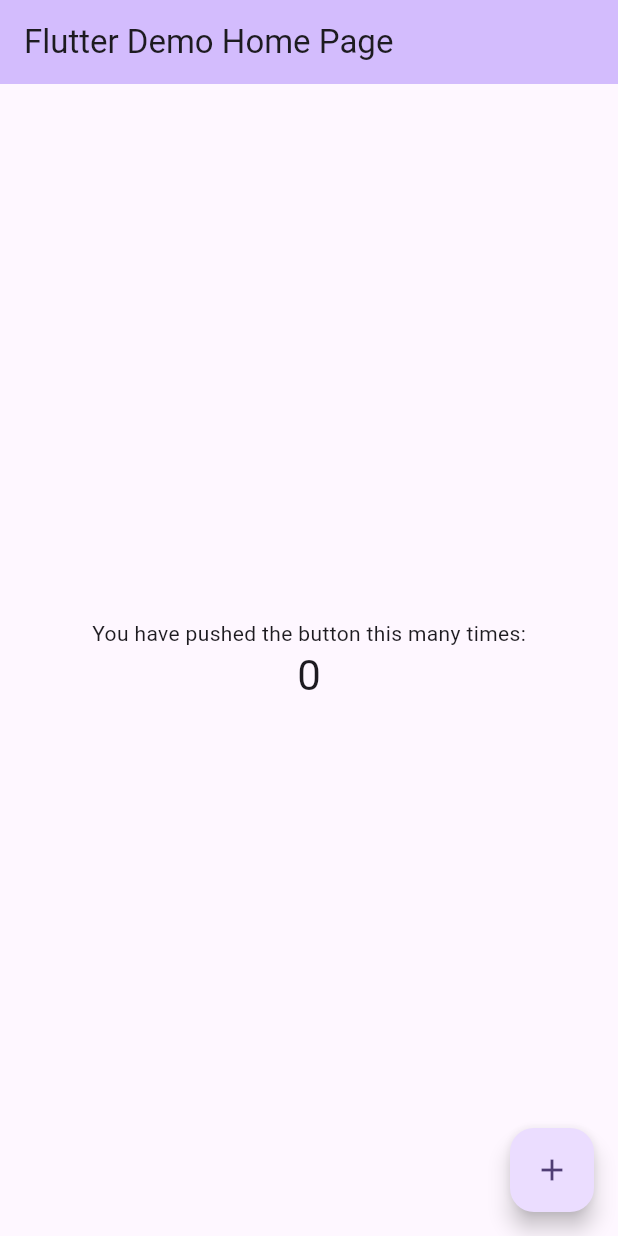
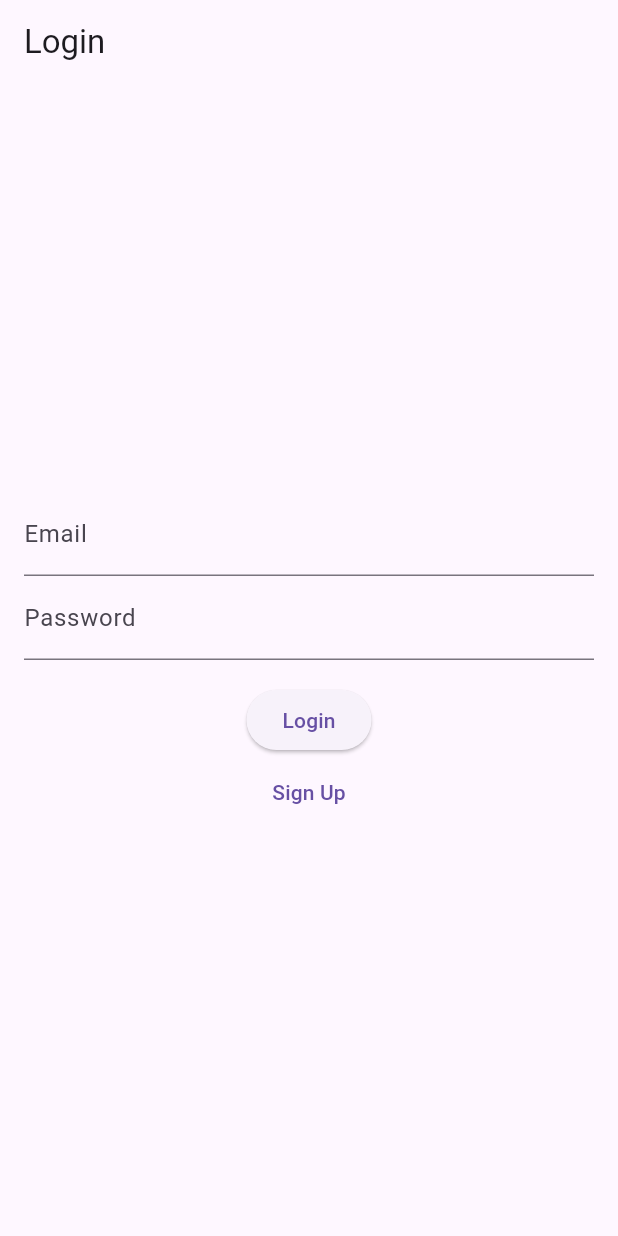
Before and after one commit to Jashemaits/chat_app, a Flutter app: the screen it shows after launch, on a phone screen of 412 x 824 dp. Run offline on Flutter 3.47's test engine with Material 3 defaults, Android fonts, the phone set to English and light mode, and no system bars; our stand-ins replace firebase_auth, firebase_core, flutter_bloc, freezed_annotation; accounts and stored records are empty.

```diff
--- /dev/null
+++ b/lib/auth/application/auth_event.dart
@@ -0,0 +1,17 @@
+part of 'auth_bloc.dart';
+
+@freezed
+class AuthEvent with _$AuthEvent {
+  const factory AuthEvent.checkAuth() = CheckAuthEvent;
+  const factory AuthEvent.signInWithEmailAndPassword({
+    required String email,
+    required String password,
+  }) = SignInWithEmailAndPassword;
+
+  const factory AuthEvent.signUpWithEmailAndPassword({
+    required String email,
+    required String password,
+  }) = SignUpWithEmailAndPassword;
+
+  const factory AuthEvent.signOut() = SignOut;
+}
--- /dev/null
+++ b/lib/auth/application/auth_state.dart
@@ -0,0 +1,10 @@
+part of 'auth_bloc.dart';
+
+@freezed
+class AuthState with _$AuthState {
+  const factory AuthState.initial() = _Initial;
+  const factory AuthState.loading() = _Loading;
+  const factory AuthState.authenticated(UserModel user) = _Authenticated;
+  const factory AuthState.unauthenticated() = _Unauthenticated;
+  const factory AuthState.error(String message) = _Error;
+}
--- /dev/null
+++ b/lib/auth/presentation/login_page.dart
@@ -0,0 +1,84 @@
+import 'package:chat_app/auth/application/auth_bloc.dart';
+import 'package:chat_app/room/presentation/room_list_page.dart';
+import 'package:flutter/material.dart';
+import 'package:flutter_bloc/flutter_bloc.dart';
+
+class LoginPage extends StatelessWidget {
+  final TextEditingController _emailController = TextEditingController();
+  final TextEditingController _passwordController = TextEditingController();
+
+  LoginPage({super.key});
+  @override
+  Widget build(BuildContext context) {
+    return Scaffold(
+      appBar: AppBar(title: const Text('Login')),
+      body: BlocConsumer<AuthBloc, AuthState>(
+        listener: (context, state) {
+          state.whenOrNull(
+            authenticated: (_) {
+              // Navigate to home page
+              Navigator.pushReplacement(
+                context,
+                MaterialPageRoute(builder: (context) => RoomListPage()),
+              );
+            },
+            error: (message) {
+              ScaffoldMessenger.of(context).showSnackBar(
+                SnackBar(content: Text(message)),
+              );
+            },
+          );
+        },
+        builder: (context, state) {
+          return Padding(
+            padding: const EdgeInsets.all(16.0),
+            child: Column(
+              mainAxisAlignment: MainAxisAlignment.center,
+              children: [
+                TextField(
+                  controller: _emailController,
+                  decoration: const InputDecoration(labelText: 'Email'),
+                ),
+                TextField(
+                  controller: _passwordController,
+                  decoration: const InputDecoration(labelText: 'Password'),
+                  obscureText: true,
+                ),
+                const SizedBox(height: 16),
+                state.maybeWhen(
+                  loading: () => const CircularProgressIndicator(),
+                  orElse: () => Column(
+                    children: [
+                      ElevatedButton(
+                        onPressed: () {
+                          context.read<AuthBloc>().add(
+                                AuthEvent.signInWithEmailAndPassword(
+                                  email: _emailController.text,
+                                  password: _passwordController.text,
+                                ),
+                              );
+                        },
+                        child: const Text('Login'),
+                      ),
+                      TextButton(
+                        onPressed: () {
+                          context.read<AuthBloc>().add(
+                                AuthEvent.signUpWithEmailAndPassword(
+                                  email: _emailController.text,
+                                  password: _passwordController.text,
+                                ),
+                              );
+                        },
+                        child: const Text('Sign Up'),
+                      ),
+                    ],
+                  ),
+                ),
+              ],
+            ),
+          );
+        },
+      ),
+    );
+  }
+}
--- /dev/null
+++ b/lib/core/models/user_model.dart
@@ -0,0 +1,16 @@
+import 'package:freezed_annotation/freezed_annotation.dart';
+
+part 'user_model.freezed.dart';
+part 'user_model.g.dart';
+
+@freezed
+class UserModel with _$UserModel {
+  factory UserModel({
+    required String id,
+    required String email,
+    String? displayName,
+  }) = _UserModel;
+
+  factory UserModel.fromJson(Map<String, dynamic> json) =>
+      _$UserModelFromJson(json);
+}
--- /dev/null
+++ b/lib/core/presentation/app_widget.dart
@@ -0,0 +1,22 @@
+import 'package:chat_app/auth/application/auth_bloc.dart';
+import 'package:chat_app/splash/presentation/splash_page.dart';
+import 'package:firebase_auth/firebase_auth.dart';
+import 'package:flutter/material.dart';
+import 'package:flutter_bloc/flutter_bloc.dart';
+
+class AppWidget extends StatelessWidget {
+  const AppWidget({super.key});
+
+  @override
+  Widget build(BuildContext context) {
+    return BlocProvider(
+      create: (context) =>
+          AuthBloc(FirebaseAuth.instance)..add(const AuthEvent.checkAuth()),
+      child: MaterialApp(
+        title: 'Chat App',
+        theme: ThemeData(primarySwatch: Colors.blue),
+        home: SplashPage(),
+      ),
+    );
+  }
+}
--- a/lib/main.dart
+++ b/lib/main.dart
@@ -1,125 +1,12 @@
+import 'package:chat_app/core/presentation/app_widget.dart';
+import 'package:chat_app/firebase_options.dart';
+import 'package:firebase_core/firebase_core.dart';
 import 'package:flutter/material.dart';
 
-void main() {
-  runApp(const MyApp());
+void main() async {
+  WidgetsFlutterBinding.ensureInitialized();
+  await Firebase.initializeApp(
+    options: DefaultFirebaseOptions.currentPlatform,
+  );
+  runApp(const AppWidget());
 }
-
-class MyApp extends StatelessWidget {
-  const MyApp({super.key});
-
-  // This widget is the root of your application.
-  @override
-  Widget build(BuildContext context) {
-    return MaterialApp(
-      title: 'Flutter Demo',
-      theme: ThemeData(
-        // This is the theme of your application.
-        //
-        // TRY THIS: Try running your application with "flutter run". You'll see
-        // the application has a purple toolbar. Then, without quitting the app,
-        // try changing the seedColor in the colorScheme below to Colors.green
-        // and then invoke "hot reload" (save your changes or press the "hot
-        // reload" button in a Flutter-supported IDE, or press "r" if you used
-        // the command line to start the app).
-        //
-        // Notice that the counter didn't reset back to zero; the application
-        // state is not lost during the reload. To reset the state, use hot
-        // restart instead.
-        //
-        // This works for code too, not just values: Most code changes can be
-        // tested with just a hot reload.
-        colorScheme: ColorScheme.fromSeed(seedColor: Colors.deepPurple),
-        useMaterial3: true,
-      ),
-      home: const MyHomePage(title: 'Flutter Demo Home Page'),
-    );
-  }
-}
-
-class MyHomePage extends StatefulWidget {
-  const MyHomePage({super.key, required this.title});
-
-  // This widget is the home page of your application. It is stateful, meaning
-  // that it has a State object (defined below) that contains fields that affect
-  // how it looks.
-
-  // This class is the configuration for the state. It holds the values (in this
-  // case the title) provided by the parent (in this case the App widget) and
-  // used by the build method of the State. Fields in a Widget subclass are
-  // always marked "final".
-
-  final String title;
-
-  @override
-  State<MyHomePage> createState() => _MyHomePageState();
-}
-
-class _MyHomePageState extends State<MyHomePage> {
-  int _counter = 0;
-
-  void _incrementCounter() {
-    setState(() {
-      // This call to setState tells the Flutter framework that something has
-      // changed in this State, which causes it to rerun the build method below
-      // so that the display can reflect the updated values. If we changed
-      // _counter without calling setState(), then the build method would not be
-      // called again, and so nothing would appear to happen.
-      _counter++;
-    });
-  }
-
-  @override
-  Widget build(BuildContext context) {
-    // This method is rerun every time setState is called, for instance as done
-    // by the _incrementCounter method above.
-    //
-    // The Flutter framework has been optimized to make rerunning build methods
-    // fast, so that you can just rebuild anything that needs updating rather
-    // than having to individually change instances of widgets.
-    return Scaffold(
-      appBar: AppBar(
-        // TRY THIS: Try changing the color here to a specific color (to
-        // Colors.amber, perhaps?) and trigger a hot reload to see the AppBar
-        // change color while the other colors stay the same.
-        backgroundColor: Theme.of(context).colorScheme.inversePrimary,
-        // Here we take the value from the MyHomePage object that was created by
-        // the App.build method, and use it to set our appbar title.
-        title: Text(widget.title),
-      ),
-      body: Center(
-        // Center is a layout widget. It takes a single child and positions it
-        // in the middle of the parent.
-        child: Column(
-          // Column is also a layout widget. It takes a list of children and
-          // arranges them vertically. By default, it sizes itself to fit its
-          // children horizontally, and tries to be as tall as its parent.
-          //
-          // Column has various properties to control how it sizes itself and
-          // how it positions its children. Here we use mainAxisAlignment to
-          // center the children vertically; the main axis here is the vertical
-          // axis because Columns are vertical (the cross axis would be
-          // horizontal).
-          //
-          // TRY THIS: Invoke "debug painting" (choose the "Toggle Debug Paint"
-          // action in the IDE, or press "p" in the console), to see the
-          // wireframe for each widget.
-          mainAxisAlignment: MainAxisAlignment.center,
-          children: <Widget>[
-            const Text(
-              'You have pushed the button this many times:',
-            ),
-            Text(
-              '$_counter',
-              style: Theme.of(context).textTheme.headlineMedium,
-            ),
-          ],
-        ),
-      ),
-      floatingActionButton: FloatingActionButton(
-        onPressed: _incrementCounter,
-        tooltip: 'Increment',
-        child: const Icon(Icons.add),
-      ), // This trailing comma makes auto-formatting nicer for build methods.
-    );
-  }
-}
```
Also changed, not shown: lib/auth/application/auth_bloc.dart (added, +91 -0 lines), lib/room/presentation/room_list_page.dart (added, +20 -0 lines), lib/splash/presentation/splash_page.dart (added, +34 -0 lines), pubspec.yaml (+11 -4 lines), firebase.json (added), lib/auth/application/auth_bloc.freezed.dart (added), lib/core/models/user_model.freezed.dart (added), lib/core/models/user_model.g.dart (added), lib/firebase_options.dart (added), pubspec.lock, 15 other files.
